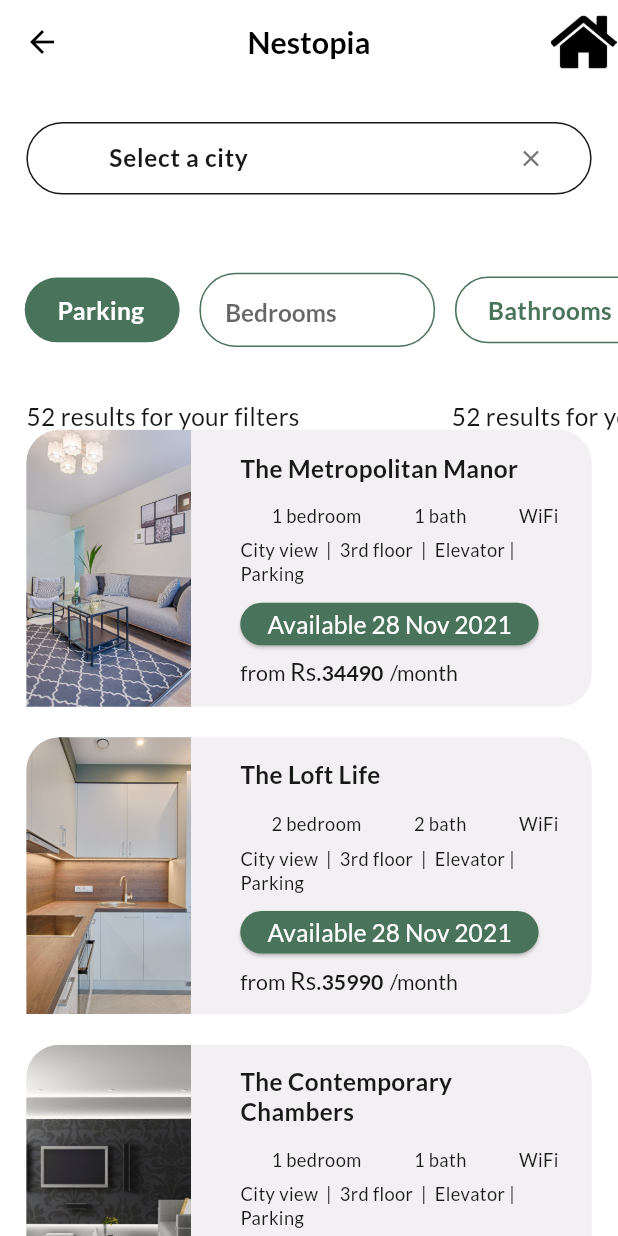
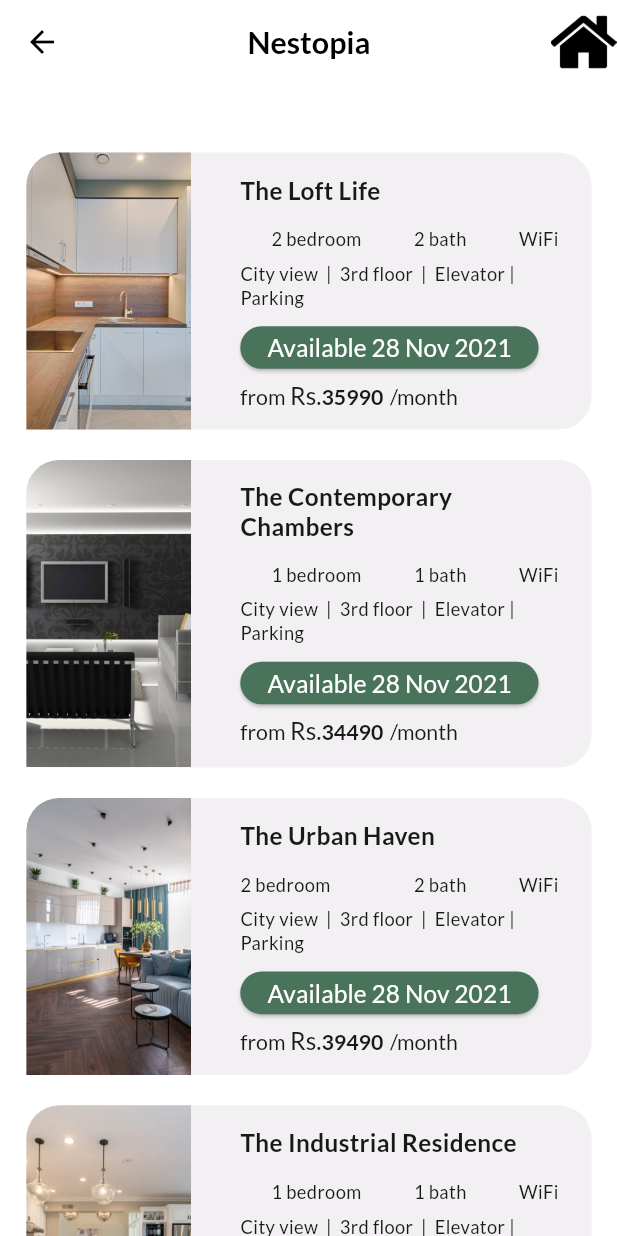
Before and after one commit to Sevitha27/Nestopia, a Flutter app: the RentScreen screen opened by its route, on a phone screen of 412 x 824 dp. Run offline on Flutter 3.47's test engine with Material 3 defaults, Android fonts, the phone set to English and light mode, and no system bars; our stand-ins replace cached_network_image, calendar_date_picker2, cloud_firestore, dotted_border, firebase_auth, firebase_core and 4 more; missing offline and left inert: country_pickers; accounts and stored records are empty.

Commit message:
rent-the loft

```diff
--- a/lib/presentation/pg_screen/widgets/propertylist_item_widget.dart
+++ b/lib/presentation/pg_screen/widgets/propertylist_item_widget.dart
@@ -15,7 +15,7 @@ class PropertylistItemWidget extends StatelessWidget {
       child: Padding(
         padding: EdgeInsets.only(top: 1.v),
         child: Text(
-          "52 results for your filters",
+          "",
           style: theme.textTheme.bodyLarge,
         ),
       ),
--- a/lib/presentation/rent_screen/rent_screen.dart
+++ b/lib/presentation/rent_screen/rent_screen.dart
@@ -45,16 +45,9 @@ class RentScreen extends StatelessWidget {
                     child: Padding(
                         padding: EdgeInsets.only(bottom: 8.v),
                         child: Column(children: [
-                          Padding(
-                              padding: EdgeInsets.symmetric(horizontal: 16.h),
-                              child: CustomSearchView(
-                                  controller: searchController,
-                                  hintText: "Select a city")),
-                          SizedBox(height: 40.v),
-                          _buildFilters(context),
-                          SizedBox(height: 22.v),
-                          _buildPropertyList(context),
-                          _buildOneRow(context),
+
+                          // _buildPropertyList(context),
+                          // _buildOneRow(context),
                           SizedBox(height: 20.v),
                           _buildTwoRow(context),
                           SizedBox(height: 20.v),
@@ -75,125 +68,23 @@ class RentScreen extends StatelessWidget {
                         ]))))));
   }
 
-  /// Section Widget
-  /* PreferredSizeWidget _buildAppBar(BuildContext context) {
-    return CustomAppBar(
-        leadingWidth: 62.h,
-        leading: AppbarLeadingImage(
-            imagePath: ImageConstant.imgCalendar,
-            margin: EdgeInsets.only(left: 16.h, top: 12.v, bottom: 12.v),
-            onTap: () {
-              onTapCalendar(context);
-            }),
-        actions: [
-          AppbarTrailingImage(
-              imagePath: ImageConstant.imgMegaphone,
-              margin: EdgeInsets.symmetric(horizontal: 16.h, vertical: 24.v))
-        ],
-        styleType: Style.bgFill);
-  }*/
 
   /// Section Widget
-  Widget _buildFilters(BuildContext context) {
-    return SingleChildScrollView(
-        scrollDirection: Axis.horizontal,
-        padding: EdgeInsets.only(left: 15.h),
-        child: IntrinsicWidth(
-            child: Row(mainAxisAlignment: MainAxisAlignment.center, children: [
-              Container(
-                  width: 94.h,
-                  padding: EdgeInsets.symmetric(horizontal: 20.h, vertical: 10.v),
-                  decoration: AppDecoration.fillBlueGray
-                      .copyWith(borderRadius: BorderRadiusStyle.circleBorder22),
-                  child: Text("Parking",
-                      style: CustomTextStyles.titleMediumOnPrimary)),
-              Padding(
-                  padding: EdgeInsets.only(left: 12.h),
-                  child: CustomDropDown(
-                      width: 143.h,
-                      icon: Container(
-                          margin: EdgeInsets.fromLTRB(10.h, 12.v, 20.h, 12.v),
-                          child: CustomImageView(
-                              imagePath: ImageConstant.imgEvaarrowdownfill,
-                              height: 20.adaptSize,
-                              width: 20.adaptSize)),
-                      hintText: "Bedrooms",
-                      items: dropdownItemList,
-                      onChanged: (value) {})),
-              Container(
-                  height: 44.v,
-                  width: 148.h,
-                  margin: EdgeInsets.only(left: 12.h),
-                  child: Stack(alignment: Alignment.centerLeft, children: [
-                    Align(
-                        alignment: Alignment.center,
-                        child: Container(
-                            height: 44.v,
-                            width: 148.h,
-                            decoration: BoxDecoration(
-                                borderRadius: BorderRadius.circular(22.h),
-                                border: Border.all(
-                                    color: appTheme.blueGray700, width: 1.h)))),
-                    Align(
-                        alignment: Alignment.centerLeft,
-                        child: Padding(
-                            padding: EdgeInsets.only(left: 20.h),
-                            child: Text("Bathrooms",
-                                style: CustomTextStyles.titleMediumBluegray700)))
-                  ])),
-              Container(
-                  width: 152.h,
-                  margin: EdgeInsets.only(left: 12.h),
-                  padding: EdgeInsets.symmetric(horizontal: 20.h, vertical: 12.v),
-                  decoration: AppDecoration.outlineBlueGray
-                      .copyWith(borderRadius: BorderRadiusStyle.circleBorder22),
-                  child: Text("Disabled access",
-                      style: CustomTextStyles.titleMediumBluegray700)),
-              Container(
-                  width: 99.h,
-                  margin: EdgeInsets.only(left: 12.h),
-                  padding: EdgeInsets.symmetric(horizontal: 20.h, vertical: 12.v),
-                  decoration: AppDecoration.outlineBlueGray
-                      .copyWith(borderRadius: BorderRadiusStyle.circleBorder22),
-                  child: Text("Elevator",
-                      style: CustomTextStyles.titleMediumBluegray700)),
-              Container(
-                  height: 44.v,
-                  width: 124.h,
-                  margin: EdgeInsets.only(left: 12.h),
-                  child: Stack(alignment: Alignment.center, children: [
-                    Align(
-                        alignment: Alignment.center,
-                        child: Container(
-                            height: 44.v,
-                            width: 124.h,
-                            decoration: BoxDecoration(
-                                borderRadius: BorderRadius.circular(22.h),
-                                border: Border.all(
-                                    color: appTheme.blueGray700, width: 1.h)))),
-                    Align(
-                        alignment: Alignment.center,
-                        child: Text("Dishwasher",
-                            style: CustomTextStyles.titleMediumBluegray700))
-                  ]))
-            ])));
-  }
-
-  /// Section Widget
-  Widget _buildPropertyList(BuildContext context) {
-    return SizedBox(
-        height: 21.v,
-        child: ListView.separated(
-            padding: EdgeInsets.symmetric(horizontal: 16.h),
-            scrollDirection: Axis.horizontal,
-            separatorBuilder: (context, index) {
-              return SizedBox(width: 77.h);
-            },
-            itemCount: 2,
-            itemBuilder: (context, index) {
-              return PropertylistItemWidget();
-            }));
-  }
+  // Widget _buildPropertyList(BuildContext context) {
+  //   return SizedBox(
+  //       height: 21.v,
+  //       child: ListView.separated(
+  //           padding: EdgeInsets.symmetric(horizontal: 16.h),
+  //           scrollDirection: Axis.horizontal,
+  //           separatorBuilder: (context, index) {
+  //             return SizedBox(width: 77.h);
+  //           },
+  //           itemCount: 2,
+  //           itemBuilder: (context, index) {
+  //             return PropertylistItemWidget();
+  //           }
+  //           ));
+  // }
 
   /// Section Widget
   Widget _buildAvailable28Nov2021(BuildContext context) {
--- a/lib/presentation/rent_screen/widgets/metropolitanmanor1_item_widget.dart
+++ b/lib/presentation/rent_screen/widgets/metropolitanmanor1_item_widget.dart
@@ -19,7 +19,7 @@ class PropertylistItemWidget extends StatelessWidget {
       child: Padding(
         padding: EdgeInsets.only(top: 1.v),
         child: Text(
-          "52 results for your filters",
+          "",
           style: theme.textTheme.bodyLarge,
         ),
       ),
--- a/lib/presentation/room_mate_screen/room_mate_screen.dart
+++ b/lib/presentation/room_mate_screen/room_mate_screen.dart
@@ -177,7 +177,7 @@ class RoomMateScreen extends StatelessWidget {
         Row(mainAxisAlignment: MainAxisAlignment.spaceBetween, children: [
           Padding(
               padding: EdgeInsets.only(top: 1.v),
-              child: Text("52 results for your filters",
+              child: Text("",
                   style: theme.textTheme.bodyLarge)),
           CustomDropDown(
               width: 84.h,
```
